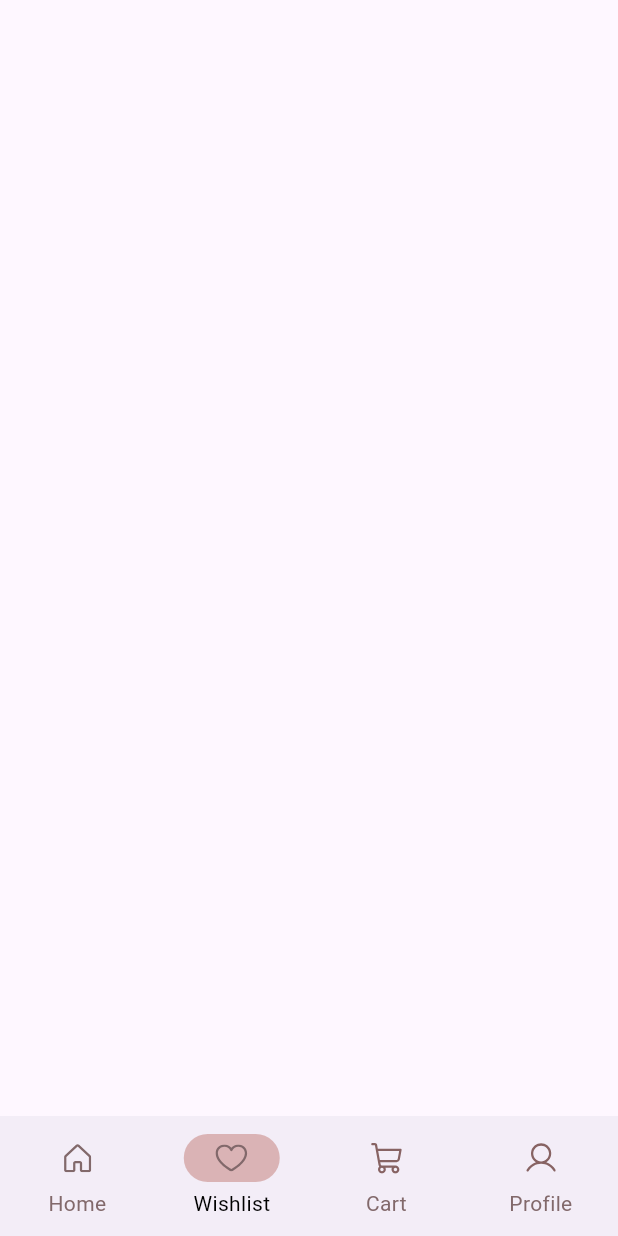
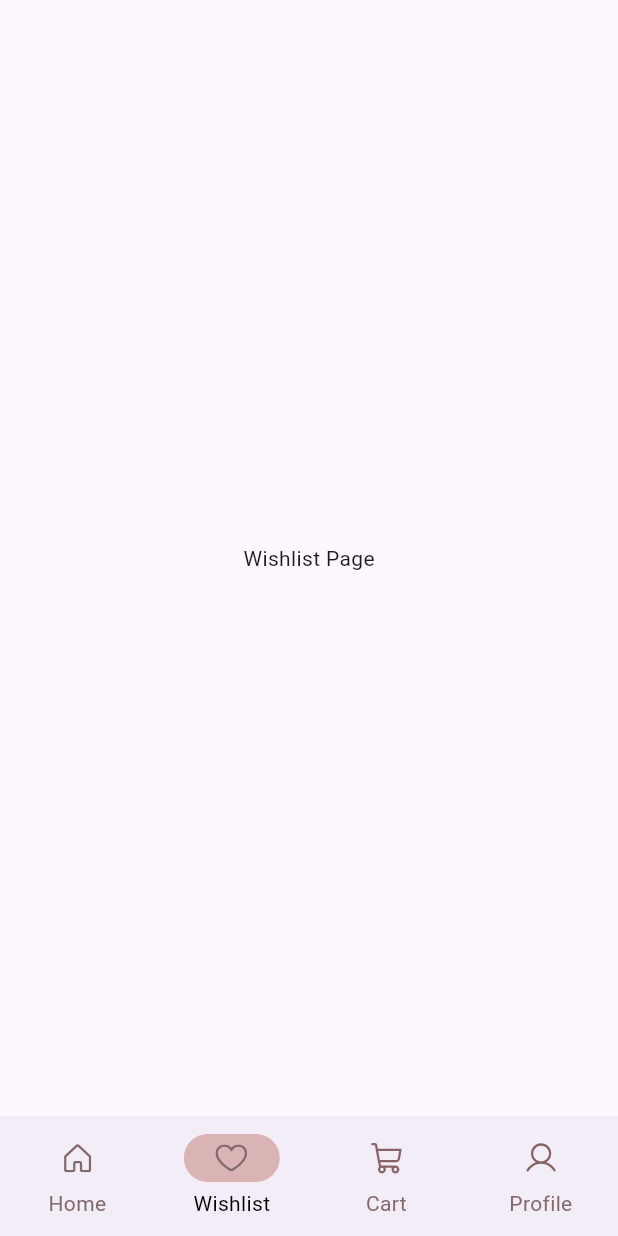
Before and after one commit to Jemisheth/vardhman_creation, a Flutter app: the screen it shows after launch, item 2 of the bottom bar chosen, on a phone screen of 412 x 824 dp. Run offline on Flutter 3.47's test engine with Material 3 defaults, Android fonts, the phone set to English and light mode, and no system bars; our stand-ins replace flutter_svg, get; project files that could hold a hidden picture were left out.

Commit message:
minor changes

```diff
--- a/lib/screens/home.dart
+++ b/lib/screens/home.dart
@@ -23,12 +23,12 @@ class _HomeState extends State<Home> {
     return NavigationBarTheme(
       data: NavigationBarThemeData(
         labelTextStyle: MaterialStateProperty.resolveWith<TextStyle>((states) {
-        if (states.contains(MaterialState.selected)) {
-           // Selected label color
-        return TextStyle(color: blackColor); // Unselected label color
-        }
-        return TextStyle(color: bottomNavTextColor);
-      })
+          if (states.contains(MaterialState.selected)) {
+            // Selected label color
+            return TextStyle(color: blackColor); // Unselected label color
+          }
+          return TextStyle(color: bottomNavTextColor);
+        }),
       ),
       child: Scaffold(
         bottomNavigationBar: NavigationBar(
@@ -37,7 +37,7 @@ class _HomeState extends State<Home> {
               homeController.currentPage.value = index;
             });
           },
-          indicatorColor: buttonBg.withOpacity(.8),
+          indicatorColor: buttonBg.withValues(alpha: .8),
           selectedIndex: homeController.currentPage.value,
           destinations: [
             NavigationDestination(
--- a/lib/screens/wishlist_screen.dart
+++ b/lib/screens/wishlist_screen.dart
@@ -5,6 +5,10 @@ class WishlistScreen extends StatelessWidget {
 
   @override
   Widget build(BuildContext context) {
-    return const Scaffold();
+    return Scaffold(
+      body: Center(
+        child: Text('Wishlist Page'),
+      ),
+    );
   }
 }
--- a/pubspec.yaml
+++ b/pubspec.yaml
@@ -41,6 +41,7 @@ dependencies:
   toast_notification: ^1.0.0
   fluttertoast: ^8.2.12
   flutter_svg: ^2.1.0
+  flutter_inappwebview: ^6.1.5
 
 dev_dependencies:
   flutter_test:
```
Also changed, not shown: pubspec.lock, 5 other files.
